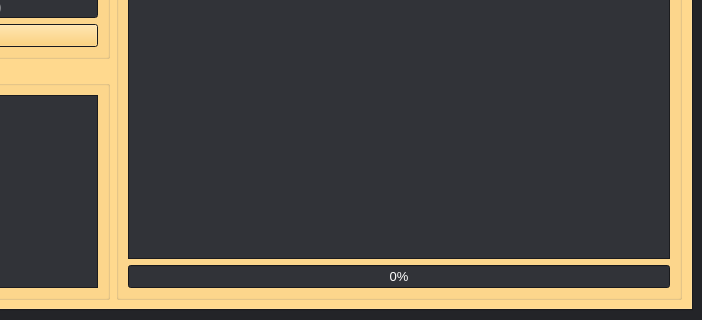
Before: the Qt Designer form src/xmluvation/resources/ui/XMLuvation.ui in zaricj/XMLuvation, drawn with Qt 5; both pictures show x 480 to 1182 and y 652 to 972 of the 1182 by 972 pixel window.
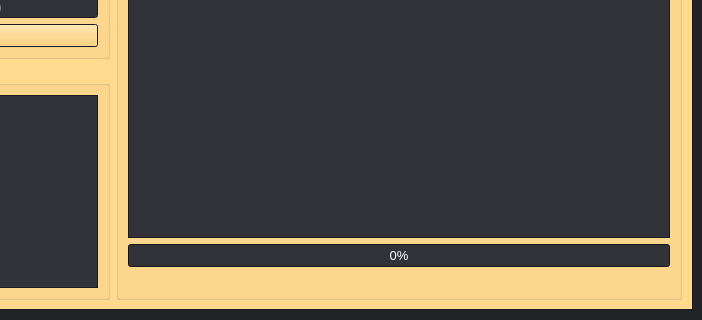
After: the same form once the commit is applied. Icons and pictures are not drawn.

Commit message: Added file processed label under Progressbar.

What changed in the file:
```diff
--- a/src/xmluvation/resources/ui/XMLuvation.ui
+++ b/src/xmluvation/resources/ui/XMLuvation.ui
@@ -1488,6 +1488,26 @@
                </property>
               </widget>
              </item>
+             <item>
+              <widget class="QLabel" name="label_file_processing">
+               <property name="font">
+                <font>
+                 <family>Microsoft YaHei UI</family>
+                 <pointsize>10</pointsize>
+                 <italic>false</italic>
+                 <bold>true</bold>
+                 <underline>false</underline>
+                 <strikeout>false</strikeout>
+                </font>
+               </property>
+               <property name="styleSheet">
+                <string notr="true">color: #ffc857;</string>
+               </property>
+               <property name="text">
+                <string/>
+               </property>
+              </widget>
+             </item>
             </layout>
            </widget>
           </item>
```
Left out of the diff: 4 changed lines with no effect on the pictures. The commit also changes 4 other files.
